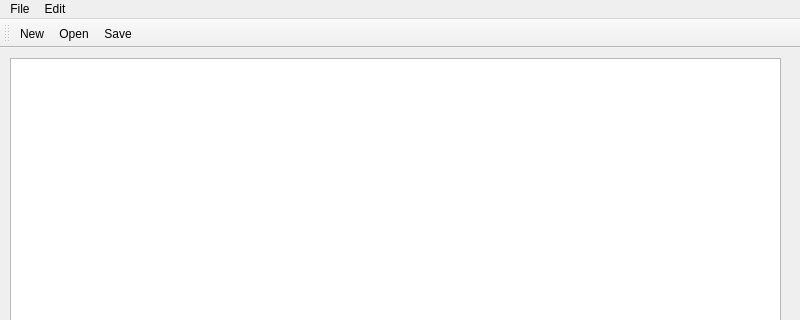
m4ytaRo/qt_text_editor, file mainwindow.ui: the form before one commit; both pictures show x 0 to 800 and y 0 to 320 of the 800 by 600 pixel window.
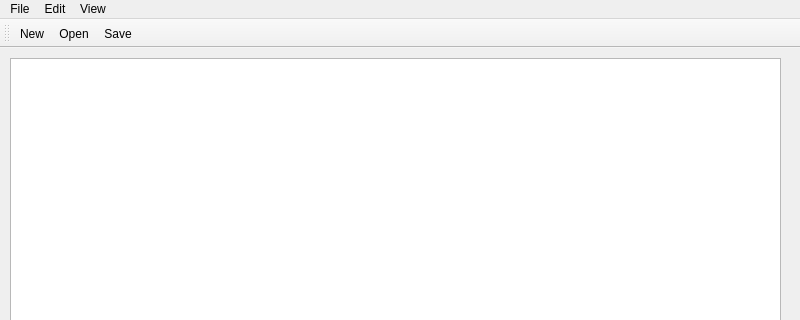
The form after the commit. Icons and pictures are not drawn.

Patch:
```diff
--- a/mainwindow.ui
+++ b/mainwindow.ui
@@ -56,8 +56,15 @@
     <addaction name="actionUndo"/>
     <addaction name="actionRedo"/>
    </widget>
+   <widget class="QMenu" name="menuView">
+    <property name="title">
+     <string>View</string>
+    </property>
+    <addaction name="actionIncreaseFontSize"/>
+   </widget>
    <addaction name="menuFile"/>
    <addaction name="menuEdit"/>
+   <addaction name="menuView"/>
   </widget>
   <widget class="QStatusBar" name="statusbar"/>
   <widget class="QToolBar" name="toolBar">
```
Left out of the diff: 8 changed lines with no effect on the pictures.
